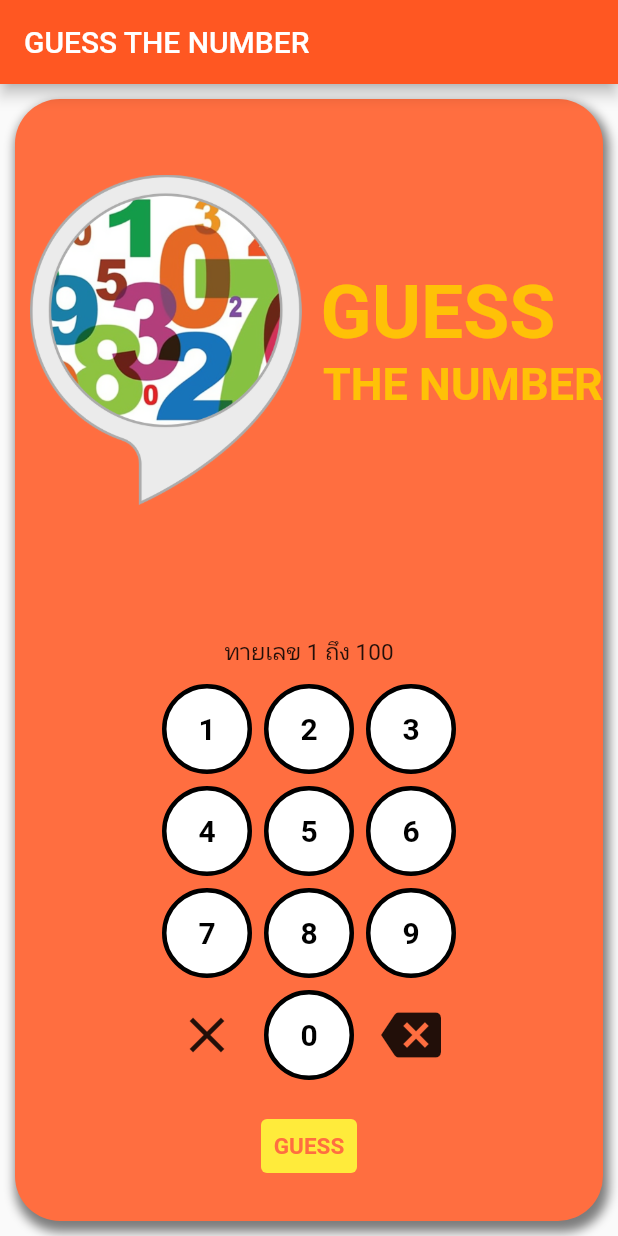
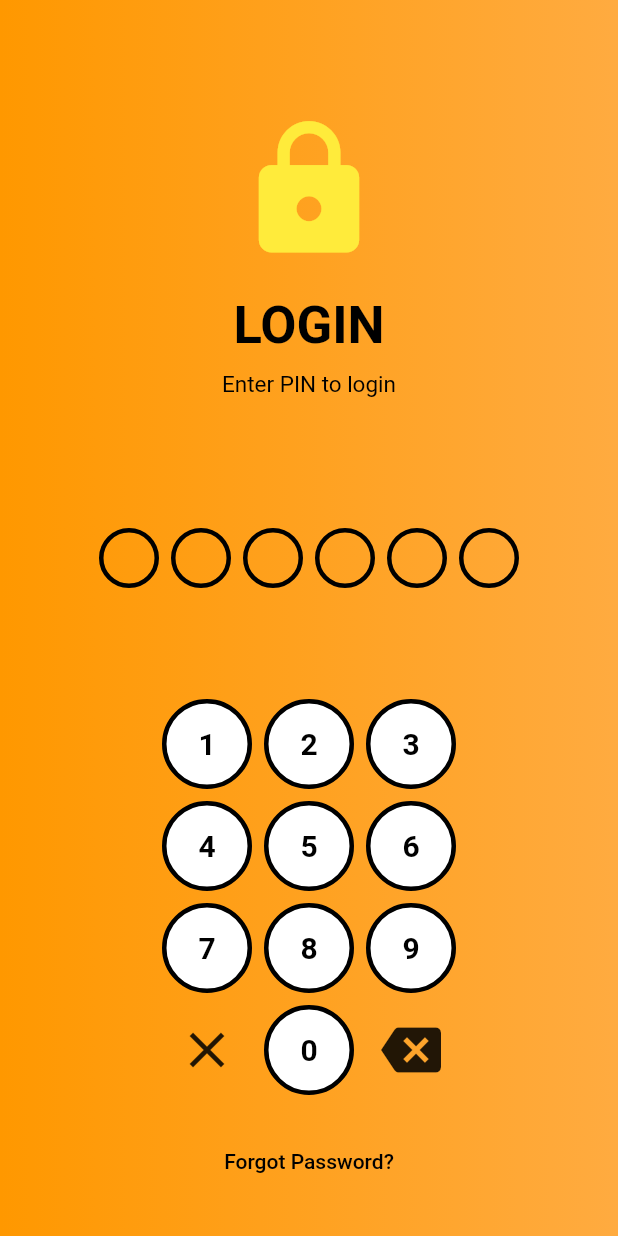
Before and after one commit to suriya686/guess_numberv2, a Flutter app: the screen it shows after launch, on a phone screen of 412 x 824 dp. Run offline on Flutter 3.47's test engine with Material 2 defaults, Android fonts, the phone set to English and light mode, and no system bars.

Commit message:
Initial commit

```diff
--- a/lib/main.dart
+++ b/lib/main.dart
@@ -1,4 +1,5 @@
 import 'package:flutter/material.dart';
+import 'package:guess_number/nextPage.dart';
 import 'game.dart';
 
 void main() {
@@ -29,28 +30,23 @@ class LoginPage extends StatefulWidget {
 }
 
 class _LoginPageState extends State<LoginPage> {
-  var game = Game(maxRandom: 100);
   String _input = '';
-  String _input2 = "ทายเลข 1 ถึง 100";
+  var num1 = 0;
+  var num2 = 6;
+  String _input2 = '123456';
 
   @override
   Widget build(BuildContext context) {
     return Scaffold(
-      appBar: AppBar(title: Text('GUESS THE NUMBER')),
-      body: Padding(
-        padding: const EdgeInsets.all(10),
+      body: SizedBox.expand(
         child: Container(
           decoration: BoxDecoration(
-              color: Colors.deepOrangeAccent,
-              borderRadius: BorderRadius.circular(30),
-              boxShadow: [
-                BoxShadow(
-                  color: Colors.black.withOpacity(0.5),
-                  offset: Offset(2.0, 5.0),
-                  blurRadius: 5.0,
-                  spreadRadius: 2.0,
-                )
-              ]),
+            gradient: LinearGradient(
+                colors: [
+                  Colors.orange,
+                  Colors.orangeAccent,]
+
+            ),),
           child: Padding(
             padding: const EdgeInsets.all(10),
             child: Center(
@@ -63,43 +59,76 @@ class _LoginPageState extends State<LoginPage> {
                       mainAxisAlignment: MainAxisAlignment.center,
                       crossAxisAlignment: CrossAxisAlignment.center,
                       children: [
-                        Image.asset('assets/images/guess_logo.png',
-                            height: 220),
                         Column(
-                          crossAxisAlignment: CrossAxisAlignment.start,
+                          crossAxisAlignment: CrossAxisAlignment.center,
                           mainAxisAlignment: MainAxisAlignment.center,
                           children: [
+                            Icon(
+                              Icons.lock,
+                              size: 100.0,
+                              color: Colors.yellow,
+
+                            ),
+                            SizedBox(height: 20,),
                             Text(
-                              ' GUESS',
+                              'LOGIN',
                               style: TextStyle(
-                                  fontSize: 50.0,
-                                  color: Colors.amber,
-                                  fontWeight: FontWeight.bold),
+                                  fontSize: 35.0, color: Colors.black,fontWeight: FontWeight.bold),
                             ),
+                            SizedBox(height: 10,),
+
                             Text(
-                              '  THE NUMBER',
+                              'Enter PIN to login',
                               style: TextStyle(
-                                  fontSize: 30.0,
-                                  color: Colors.amber,
-                                  fontWeight: FontWeight.bold),
+                                  fontSize: 15.0, color: Colors.black),
                             ),
                           ],
                         ),
                       ],
                     ),
                   ),
-                  Column(
+                  Padding(
+                    padding: const EdgeInsets.all(16.0),
+                    child: Column(
                       mainAxisAlignment: MainAxisAlignment.center,
                       children: [
+                        Row(
+                          mainAxisAlignment: MainAxisAlignment.center,
+                          children: [
+                            for (var i = 0; i < num1; i++)
                               Padding(
-                        padding: const EdgeInsets.all(8.0),
-                        child: Text(_input, style: TextStyle(fontSize: 20.0)),
+                                padding: const EdgeInsets.all(4.0),
+                                child: Container(
+                                  decoration: BoxDecoration(
+                                    color: Colors.yellow,
+                                    shape: BoxShape.circle,
                                   ),
+                                  alignment: Alignment.center,
+                                  width: 40.0,
+                                  height: 40.0,
+                                ),
+                              ),
+                            for (var i = 0; i < num2 - num1; i++)
                               Padding(
-                        padding: const EdgeInsets.all(8.0),
-                        child: Text(_input2, style: TextStyle(fontSize: 15.0)),
+                                padding: const EdgeInsets.all(4.0),
+                                child: Container(
+                                  decoration: BoxDecoration(
+
+                                      shape: BoxShape.circle,
+                                      border: Border.all(width:3.0,color: Colors.black)
+                                  ),
+                                  alignment: Alignment.center,
+                                  width: 40.0,
+                                  height: 40.0,
+                                ),
                               ),
                           ],
+                        ),
+                      ],
+                    ),
+                  ),
+                  SizedBox(
+                    height: 50.0,
                   ),
                   Row(
                     mainAxisAlignment: MainAxisAlignment.center,
@@ -128,7 +157,8 @@ class _LoginPageState extends State<LoginPage> {
                           onTap: () {
                             print("Delete");
                             setState(() {
-                              _input = " ";
+                              _input = "";
+                              num1 = 0;
                             });
                           },
                           borderRadius:
@@ -147,63 +177,13 @@ class _LoginPageState extends State<LoginPage> {
                   ),
                   Padding(
                     padding: const EdgeInsets.all(16.0),
-                    child: Row(
-                      mainAxisAlignment: MainAxisAlignment.center,
-                      children: [
-                        TextButton(
-                          child: Text('GUESS',style: TextStyle(fontSize: 15.0,fontWeight: FontWeight.bold)),
+                    child: TextButton(
+                      child: Text('Forgot Password?'),
                       style: TextButton.styleFrom(
-                              primary: Colors.deepOrangeAccent, backgroundColor: Colors.yellow),
-                          onPressed: () {
-                            var guess = int.tryParse(_input);
-                            if (guess == null) {
-                              setState(() {
-                                _input = " ";
-                              });
-                              _input2 = 'กรอกข้อมูลไม่ถูกต้อง';
-                              Padding(
-                                padding: const EdgeInsets.all(8.0),
-                                child:
-                                Text(_input2),
-                              );
-                            }
-                            var result = game.doGuess(guess!);
-                            if (result == 1) {
-                              setState(() {
-                                _input = " ";
-                              });
-                              _input2 = '$guess มากเกินไป!';
-                              Padding(
-                                padding: const EdgeInsets.all(8.0),
-                                child:
-                                Text(_input2),
-                              );
-                            } else if (result == -1) {
-                              setState(() {
-                                _input = " ";
-                              });
-                              _input2 = '$guess น้อยเกินไป!';
-                              Padding(
-                                padding: const EdgeInsets.all(8.0),
-                                child:
-                                Text(_input2),
-                              );
-                            } else {
-                              setState(() {
-                                _input = " ";
-                              });
-                              _input2 =
-                              '$guess ถูกต้อง! จำนวนการทาย ${game.countNum()} ครั้ง';
-                              game.setNumber();
-                              Padding(
-                                padding: const EdgeInsets.all(10.0),
-                                child:
-                                Text(_input2,),
-                              );
-                            }
-                          },
+                        primary: Colors.black,
+
                       ),
-                      ],
+                      onPressed: () {},
                     ),
                   ),
                 ],
@@ -226,15 +206,36 @@ class _LoginPageState extends State<LoginPage> {
             setState(() {
               var length = _input.length;
               _input = _input.substring(0, length - 1);
+              num1--;
             });
           } else {
-            if (_input.length < 4) {
-              print('$num');
-
+            if (_input.length < 6) {
+              _input = '$_input$num';
               setState(() {
-                _input = '$_input$num';
+                num1 = _input.length;
               });
             }
+          }
+          if(_input2 == _input) {Navigator.push(context, MaterialPageRoute(builder: (context) => const nextPage()),);
+          }else if(_input2 != _input && _input.length == 6){
+            showDialog(
+                context: context,
+                barrierDismissible: false,
+                builder: (BuildContext context) {
+                  return AlertDialog(
+                    title: Text('Incorrect PIN'),
+                    content: Text(
+                        'Please try again.'),
+                    actions: [
+                      ElevatedButton(
+                        onPressed: () {
+                          Navigator.of(context).pop();
+                        },
+                        child: Text('OK'),
+                      )
+                    ],
+                  );
+                });
           }
         },
         borderRadius: BorderRadius.circular(LoginPage.buttonSize / 2),
@@ -253,8 +254,7 @@ class _LoginPageState extends State<LoginPage> {
               ? Icon(Icons.backspace,size: 40,)
               : Text(
             '$num',
-            style: TextStyle(fontWeight:FontWeight.bold ,color: Colors.black,fontSize: 20),
-
+            style: TextStyle(color: Colors.black,fontWeight: FontWeight.bold,fontSize: 20),
           ),
         ),
       ),
```
Also changed, not shown: lib/nextPage.dart (added, +43 -0 lines). Lines whose indentation alone changed are shown as unchanged.
